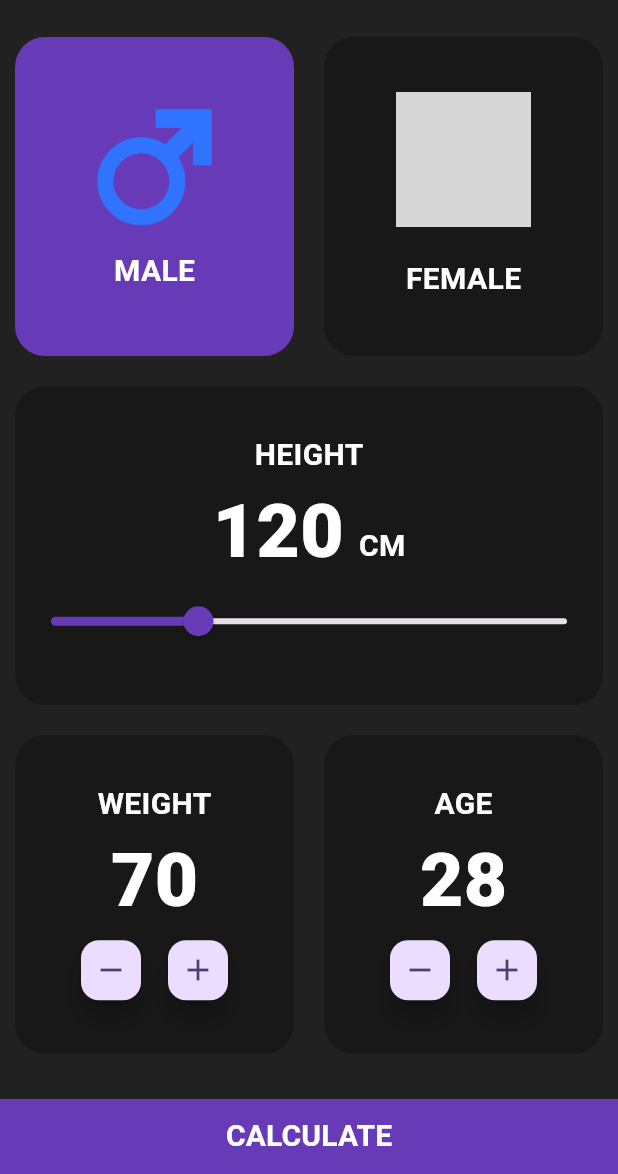
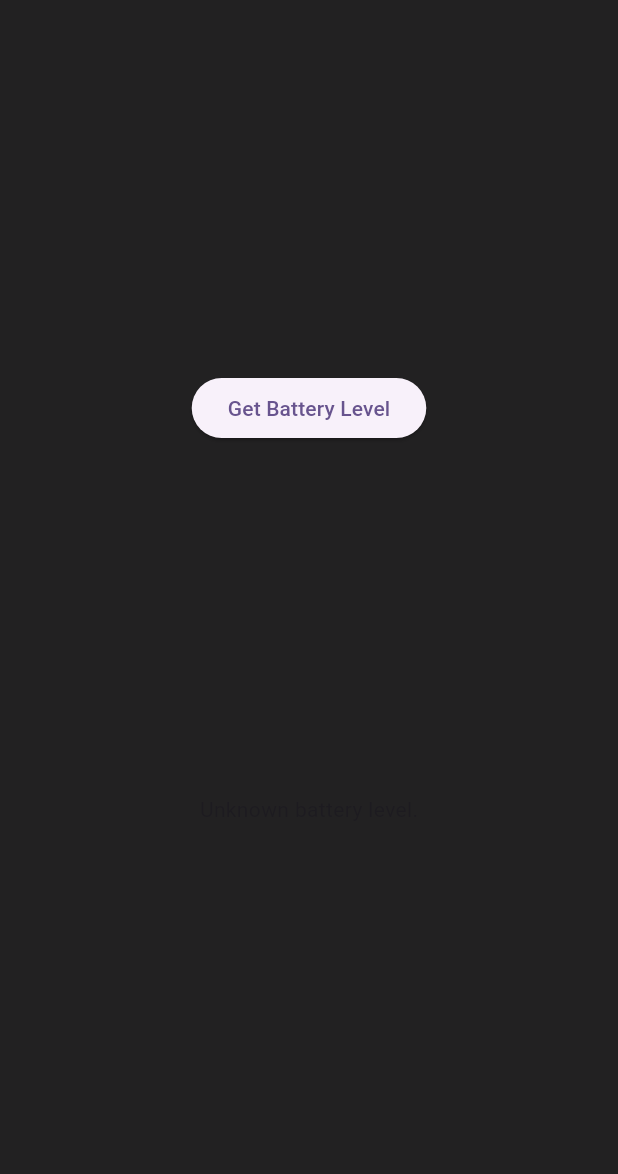
Before and after one commit to amroshehk/BMI-Calculator, a Flutter app: the screen it shows after launch, on a phone screen of 412 x 824 dp, the part 62-1236 px from its top. Run offline on Flutter 3.47's test engine with Material 3 defaults, Android fonts, the light colour scheme and no system bars; grey boxes are pictures that could not be loaded.

Commit message:
Create Method Channel.

```diff
--- a/lib/bmi_screen.dart
+++ b/lib/bmi_screen.dart
@@ -4,6 +4,7 @@
 import 'package:flutter/cupertino.dart';
 import 'package:flutter/material.dart';
 import 'package:flutter/painting.dart';
+import 'package:flutter/services.dart';
 import 'package:flutter/widgets.dart';
 
 class BmiScreen extends StatefulWidget {
@@ -13,11 +14,30 @@
   State<BmiScreen> createState() => _BmiScreenState();
 }
 
+
 class _BmiScreenState extends State<BmiScreen> {
   var height = 120.0;
   var weight = 70.0;
   var ageValue = 28.0;
   var isMale = true;
+  static const platform = MethodChannel('samples.flutter.dev/battery');
+
+  // Get battery level.
+  String batteryLevel = 'Unknown battery level.';
+
+  Future<void> getBatteryLevel() async {
+    String batteryLevel;
+    try {
+      final result = await platform.invokeMethod<int>('getBatteryLevel');
+      batteryLevel = 'Battery level at $result % .';
+    } on PlatformException catch (e) {
+      batteryLevel = "Failed to get battery level: '${e.message}'.";
+    }
+
+    setState(() {
+      batteryLevel = batteryLevel;
+    });
+  }
 
   @override
   Widget build(BuildContext context) {
@@ -31,283 +51,293 @@
       ),
       body: Container(
         color: Colors.black87,
-        child: Column(
-          children: [
-            Expanded(
-              child: Padding(
-                padding: const EdgeInsets.all(10.0),
-                child: Row(
-                  children: [
-                    Expanded(
-                      child: GestureDetector(
-                        onTap: () {
-                          isMale = true;
-                          setState(() {});
-                        },
-                        child: Container(
-                          decoration: BoxDecoration(
-                              color:
-                                  isMale ? Colors.deepPurple[500] : Colors.black26,
-                              borderRadius: BorderRadius.circular(20)),
-                          child: Column(
-                            mainAxisAlignment: MainAxisAlignment.center,
-                            children: [
-                              Image(
-                                image: AssetImage('assets/images/male.webp'),
-                                height: 90.0,
-                                width: 90.0,
-                              ),
-                              SizedBox(
-                                height: 10.0,
-                              ),
-                              Text(
-                                "MALE",
-                                style: TextStyle(
-                                    fontWeight: FontWeight.bold,
-                                    fontSize: 20.0,
-                                    color: Colors.white),
-                              )
-                            ],
-                          ),
-                        ),
-                      ),
-                    ),
-                    SizedBox(width: 20.0),
-                    Expanded(
-                      child: GestureDetector(
-                        onTap: () {
-                          isMale = false;
-                          setState(() {});
-                        },
-                        child: Container(
-                          decoration: BoxDecoration(
-                              color:
-                                  isMale ? Colors.black26 : Colors.deepPurple[500],
-                              borderRadius: BorderRadius.circular(20)),
-                          child: const Column(
-                            mainAxisAlignment: MainAxisAlignment.center,
-                            children: [
-                              Image(
-                                image: AssetImage('assets/images/female.webp'),
-                                height: 90.0,
-                                width: 90.0,
-                              ),
-                              SizedBox(
-                                height: 10.0,
-                              ),
-                              SizedBox(
-                                height: 10.0,
-                              ),
-                              Text(
-                                "FEMALE",
-                                style: TextStyle(
-                                    fontWeight: FontWeight.bold,
-                                    fontSize: 20.0,
-                                    color: Colors.white),
-                              )
-                            ],
-                          ),
-                        ),
-                      ),
-                    )
-                  ],
-                ),
+        child: Center(
+          child: Column(
+            // children: [
+            //   Expanded(
+            //     child: Padding(
+            //       padding: const EdgeInsets.all(10.0),
+            //       child: Row(
+            //         children: [
+            //           Expanded(
+            //             child: GestureDetector(
+            //               onTap: () {
+            //                 isMale = true;
+            //                 setState(() {});
+            //               },
+            //               child: Container(
+            //                 decoration: BoxDecoration(
+            //                     color:
+            //                         isMale ? Colors.deepPurple[500] : Colors.black26,
+            //                     borderRadius: BorderRadius.circular(20)),
+            //                 child: Column(
+            //                   mainAxisAlignment: MainAxisAlignment.center,
+            //                   children: [
+            //                     Image(
+            //                       image: AssetImage('assets/images/male.webp'),
+            //                       height: 90.0,
+            //                       width: 90.0,
+            //                     ),
+            //                     SizedBox(
+            //                       height: 10.0,
+            //                     ),
+            //                     Text(
+            //                       "MALE",
+            //                       style: TextStyle(
+            //                           fontWeight: FontWeight.bold,
+            //                           fontSize: 20.0,
+            //                           color: Colors.white),
+            //                     )
+            //                   ],
+            //                 ),
+            //               ),
+            //             ),
+            //           ),
+            //           SizedBox(width: 20.0),
+            //           Expanded(
+            //             child: GestureDetector(
+            //               onTap: () {
+            //                 isMale = false;
+            //                 setState(() {});
+            //               },
+            //               child: Container(
+            //                 decoration: BoxDecoration(
+            //                     color:
+            //                         isMale ? Colors.black26 : Colors.deepPurple[500],
+            //                     borderRadius: BorderRadius.circular(20)),
+            //                 child: const Column(
+            //                   mainAxisAlignment: MainAxisAlignment.center,
+            //                   children: [
+            //                     Image(
+            //                       image: AssetImage('assets/images/female.webp'),
+            //                       height: 90.0,
+            //                       width: 90.0,
+            //                     ),
+            //                     SizedBox(
+            //                       height: 10.0,
+            //                     ),
+            //                     SizedBox(
+            //                       height: 10.0,
+            //                     ),
+            //                     Text(
+            //                       "FEMALE",
+            //                       style: TextStyle(
+            //                           fontWeight: FontWeight.bold,
+            //                           fontSize: 20.0,
+            //                           color: Colors.white),
+            //                     )
+            //                   ],
+            //                 ),
+            //               ),
+            //             ),
+            //           )
+            //         ],
+            //       ),
+            //     ),
+            //   ),
+            //   Expanded(
+            //     child: Padding(
+            //       padding: const EdgeInsets.all(10.0),
+            //       child: Container(
+            //         decoration: BoxDecoration(
+            //             color: Colors.black26,
+            //             borderRadius: BorderRadius.circular(20)),
+            //         child: Column(
+            //           mainAxisAlignment: MainAxisAlignment.center,
+            //           children: [
+            //             Text(
+            //               "HEIGHT",
+            //               style: TextStyle(
+            //                   fontWeight: FontWeight.bold,
+            //                   fontSize: 20.0,
+            //                   color: Colors.white),
+            //             ),
+            //             Row(
+            //               mainAxisAlignment: MainAxisAlignment.center,
+            //               crossAxisAlignment: CrossAxisAlignment.baseline,
+            //               textBaseline: TextBaseline.alphabetic,
+            //               children: [
+            //                 Text(
+            //                   "${height.round()}",
+            //                   style: TextStyle(
+            //                       fontWeight: FontWeight.w900,
+            //                       fontSize: 50.0,
+            //                       color: Colors.white),
+            //                 ),
+            //                 SizedBox(
+            //                   width: 10,
+            //                 ),
+            //                 Text(
+            //                   "CM",
+            //                   style: TextStyle(
+            //                       fontWeight: FontWeight.bold,
+            //                       fontSize: 20.0,
+            //                       color: Colors.white),
+            //                 )
+            //               ],
+            //             ),
+            //             Slider(
+            //               value: height,
+            //               max: 220.0,
+            //               min: 80.0,
+            //               activeColor: Colors.deepPurple,
+            //               onChanged: (value) {
+            //                 height = value;
+            //                 setState(() {});
+            //               },
+            //             )
+            //           ],
+            //         ),
+            //       ),
+            //     ),
+            //   ),
+            //   Expanded(
+            //     child: Padding(
+            //       padding: const EdgeInsets.all(10.0),
+            //       child: Row(
+            //         children: [
+            //           Expanded(
+            //             child: Container(
+            //               decoration: BoxDecoration(
+            //                   color: Colors.black26,
+            //                   borderRadius: BorderRadius.circular(20)),
+            //               child: Column(
+            //                 mainAxisAlignment: MainAxisAlignment.center,
+            //                 children: [
+            //                   Text(
+            //                     "WEIGHT",
+            //                     style: TextStyle(
+            //                         fontWeight: FontWeight.bold,
+            //                         fontSize: 20.0,
+            //                         color: Colors.white),
+            //                   ),
+            //                   Text(
+            //                     "${weight.round()}",
+            //                     style: TextStyle(
+            //                         fontWeight: FontWeight.w900,
+            //                         fontSize: 50.0,
+            //                         color: Colors.white),
+            //                   ),
+            //                   Row(
+            //                     mainAxisAlignment: MainAxisAlignment.center,
+            //                     children: [
+            //                       FloatingActionButton(
+            //                         onPressed: () {
+            //                           weight--;
+            //                           setState(() {});
+            //                         },
+            //                         child: Icon(Icons.remove),
+            //                         mini: true,
+            //                       ),
+            //                       SizedBox(
+            //                         width: 10,
+            //                       ),
+            //                       FloatingActionButton(
+            //                         onPressed: () {
+            //                           weight++;
+            //                           setState(() {});
+            //                         },
+            //                         mini: true,
+            //                         child: Icon(Icons.add),
+            //                       ),
+            //                     ],
+            //                   )
+            //                 ],
+            //               ),
+            //             ),
+            //           ),
+            //           SizedBox(width: 20.0),
+            //           Expanded(
+            //             child: Container(
+            //               decoration: BoxDecoration(
+            //                   color: Colors.black26,
+            //                   borderRadius: BorderRadius.circular(20)),
+            //               child: Column(
+            //                 mainAxisAlignment: MainAxisAlignment.center,
+            //                 children: [
+            //                   Text(
+            //                     "AGE",
+            //                     style: TextStyle(
+            //                         fontWeight: FontWeight.bold,
+            //                         fontSize: 20.0,
+            //                         color: Colors.white),
+            //                   ),
+            //                   Text(
+            //                     "${ageValue.round()}",
+            //                     style: TextStyle(
+            //                         fontWeight: FontWeight.w900,
+            //                         fontSize: 50.0,
+            //                         color: Colors.white),
+            //                   ),
+            //                   Row(
+            //                     mainAxisAlignment: MainAxisAlignment.center,
+            //                     children: [
+            //                       FloatingActionButton(
+            //                         onPressed: () {
+            //                           ageValue--;
+            //                           setState(() {});
+            //                         },
+            //                         child: Icon(Icons.remove),
+            //                         mini: true,
+            //                       ),
+            //                       SizedBox(
+            //                         width: 10,
+            //                       ),
+            //                       FloatingActionButton(
+            //                         onPressed: () {
+            //                           ageValue++;
+            //                           setState(() {});
+            //                         },
+            //                         mini: true,
+            //                         child: Icon(Icons.add),
+            //                       ),
+            //                     ],
+            //                   )
+            //                 ],
+            //               ),
+            //             ),
+            //           )
+            //         ],
+            //       ),
+            //     ),
+            //   ),
+            //   Padding(
+            //     padding: const EdgeInsets.only(top: 20.0),
+            //     child: Container(
+            //         height: 50.0,
+            //         width: double.infinity,
+            //         color: Colors.deepPurple,
+            //         child: MaterialButton(
+            //           onPressed: () {
+            //             var result = weight / pow(height / 100, 2);
+            //             var gender = isMale ? "Male" : "Female";
+            //             Navigator.push(
+            //                 context,
+            //                 MaterialPageRoute(
+            //                   builder: (context) => ResultScreen(
+            //                       result: result, age: ageValue, gender: gender),
+            //                 ));
+            //           },
+            //           child: Text(
+            //             "CALCULATE",
+            //             style: TextStyle(
+            //               color: Colors.white,
+            //               fontSize: 20.0,
+            //               fontWeight: FontWeight.bold,
+            //             ),
+            //           ),
+            //         )),
+            //   )
+            // ],
+            mainAxisAlignment: MainAxisAlignment.spaceEvenly,
+            children: [
+              ElevatedButton(
+                onPressed: getBatteryLevel,
+                child: const Text('Get Battery Level'),
               ),
-            ),
-            Expanded(
-              child: Padding(
-                padding: const EdgeInsets.all(10.0),
-                child: Container(
-                  decoration: BoxDecoration(
-                      color: Colors.black26,
-                      borderRadius: BorderRadius.circular(20)),
-                  child: Column(
-                    mainAxisAlignment: MainAxisAlignment.center,
-                    children: [
-                      Text(
-                        "HEIGHT",
-                        style: TextStyle(
-                            fontWeight: FontWeight.bold,
-                            fontSize: 20.0,
-                            color: Colors.white),
-                      ),
-                      Row(
-                        mainAxisAlignment: MainAxisAlignment.center,
-                        crossAxisAlignment: CrossAxisAlignment.baseline,
-                        textBaseline: TextBaseline.alphabetic,
-                        children: [
-                          Text(
-                            "${height.round()}",
-                            style: TextStyle(
-                                fontWeight: FontWeight.w900,
-                                fontSize: 50.0,
-                                color: Colors.white),
-                          ),
-                          SizedBox(
-                            width: 10,
-                          ),
-                          Text(
-                            "CM",
-                            style: TextStyle(
-                                fontWeight: FontWeight.bold,
-                                fontSize: 20.0,
-                                color: Colors.white),
-                          )
-                        ],
-                      ),
-                      Slider(
-                        value: height,
-                        max: 220.0,
-                        min: 80.0,
-                        activeColor: Colors.deepPurple,
-                        onChanged: (value) {
-                          height = value;
-                          setState(() {});
-                        },
-                      )
-                    ],
-                  ),
-                ),
-              ),
-            ),
-            Expanded(
-              child: Padding(
-                padding: const EdgeInsets.all(10.0),
-                child: Row(
-                  children: [
-                    Expanded(
-                      child: Container(
-                        decoration: BoxDecoration(
-                            color: Colors.black26,
-                            borderRadius: BorderRadius.circular(20)),
-                        child: Column(
-                          mainAxisAlignment: MainAxisAlignment.center,
-                          children: [
-                            Text(
-                              "WEIGHT",
-                              style: TextStyle(
-                                  fontWeight: FontWeight.bold,
-                                  fontSize: 20.0,
-                                  color: Colors.white),
-                            ),
-                            Text(
-                              "${weight.round()}",
-                              style: TextStyle(
-                                  fontWeight: FontWeight.w900,
-                                  fontSize: 50.0,
-                                  color: Colors.white),
-                            ),
-                            Row(
-                              mainAxisAlignment: MainAxisAlignment.center,
-                              children: [
-                                FloatingActionButton(
-                                  onPressed: () {
-                                    weight--;
-                                    setState(() {});
-                                  },
-                                  child: Icon(Icons.remove),
-                                  mini: true,
-                                ),
-                                SizedBox(
-                                  width: 10,
-                                ),
-                                FloatingActionButton(
-                                  onPressed: () {
-                                    weight++;
-                                    setState(() {});
-                                  },
-                                  mini: true,
-                                  child: Icon(Icons.add),
-                                ),
-                              ],
-                            )
-                          ],
-                        ),
-                      ),
-                    ),
-                    SizedBox(width: 20.0),
-                    Expanded(
-                      child: Container(
-                        decoration: BoxDecoration(
-                            color: Colors.black26,
-                            borderRadius: BorderRadius.circular(20)),
-                        child: Column(
-                          mainAxisAlignment: MainAxisAlignment.center,
-                          children: [
-                            Text(
-                              "AGE",
-                              style: TextStyle(
-                                  fontWeight: FontWeight.bold,
-                                  fontSize: 20.0,
-                                  color: Colors.white),
-                            ),
-                            Text(
-                              "${ageValue.round()}",
-                              style: TextStyle(
-                                  fontWeight: FontWeight.w900,
-                                  fontSize: 50.0,
-                                  color: Colors.white),
-                            ),
-                            Row(
-                              mainAxisAlignment: MainAxisAlignment.center,
-                              children: [
-                                FloatingActionButton(
-                                  onPressed: () {
-                                    ageValue--;
-                                    setState(() {});
-                                  },
-                                  child: Icon(Icons.remove),
-                                  mini: true,
-                                ),
-                                SizedBox(
-                                  width: 10,
-                                ),
-                                FloatingActionButton(
-                                  onPressed: () {
-                                    ageValue++;
-                                    setState(() {});
-                                  },
-                                  mini: true,
-                                  child: Icon(Icons.add),
-                                ),
-                              ],
-                            )
-                          ],
-                        ),
-                      ),
-                    )
-                  ],
-                ),
-              ),
-            ),
-            Padding(
-              padding: const EdgeInsets.only(top: 20.0),
-              child: Container(
-                  height: 50.0,
-                  width: double.infinity,
-                  color: Colors.deepPurple,
-                  child: MaterialButton(
-                    onPressed: () {
-                      var result = weight / pow(height / 100, 2);
-                      var gender = isMale ? "Male" : "Female";
-                      Navigator.push(
-                          context,
-                          MaterialPageRoute(
-                            builder: (context) => ResultScreen(
-                                result: result, age: ageValue, gender: gender),
-                          ));
-                    },
-                    child: Text(
-                      "CALCULATE",
-                      style: TextStyle(
-                        color: Colors.white,
-                        fontSize: 20.0,
-                        fontWeight: FontWeight.bold,
-                      ),
-                    ),
-                  )),
-            )
-          ],
+              Text(batteryLevel),
+            ],
+          ),
         ),
       ),
     );
```
Also changed, not shown: 1 other file.
